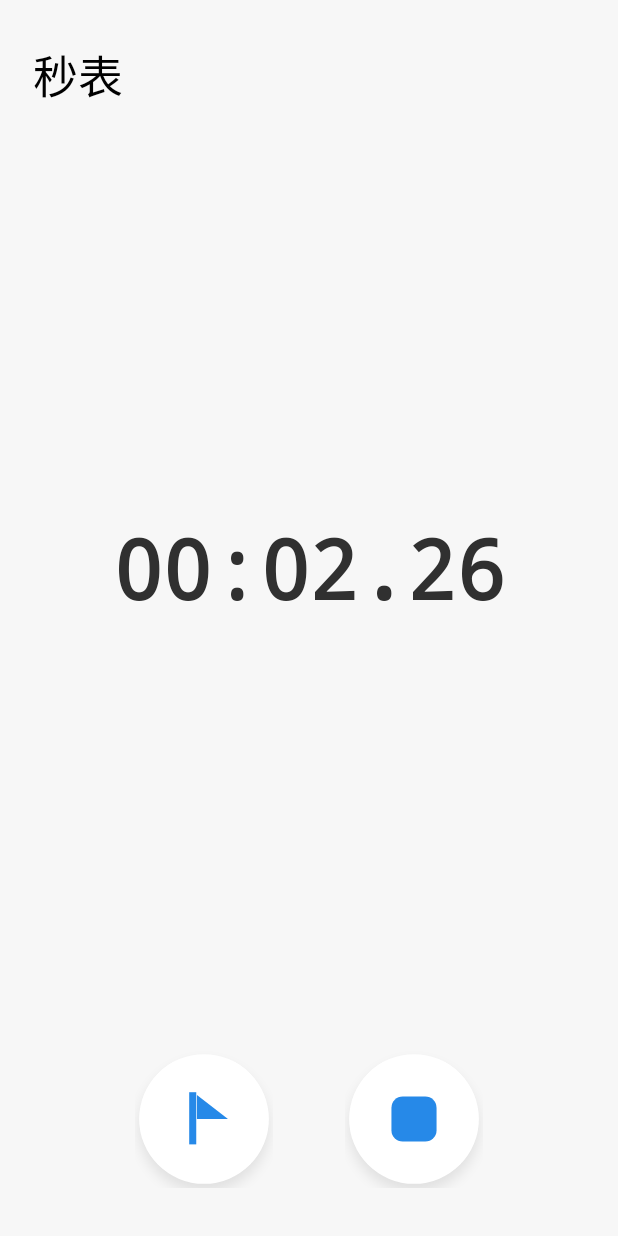
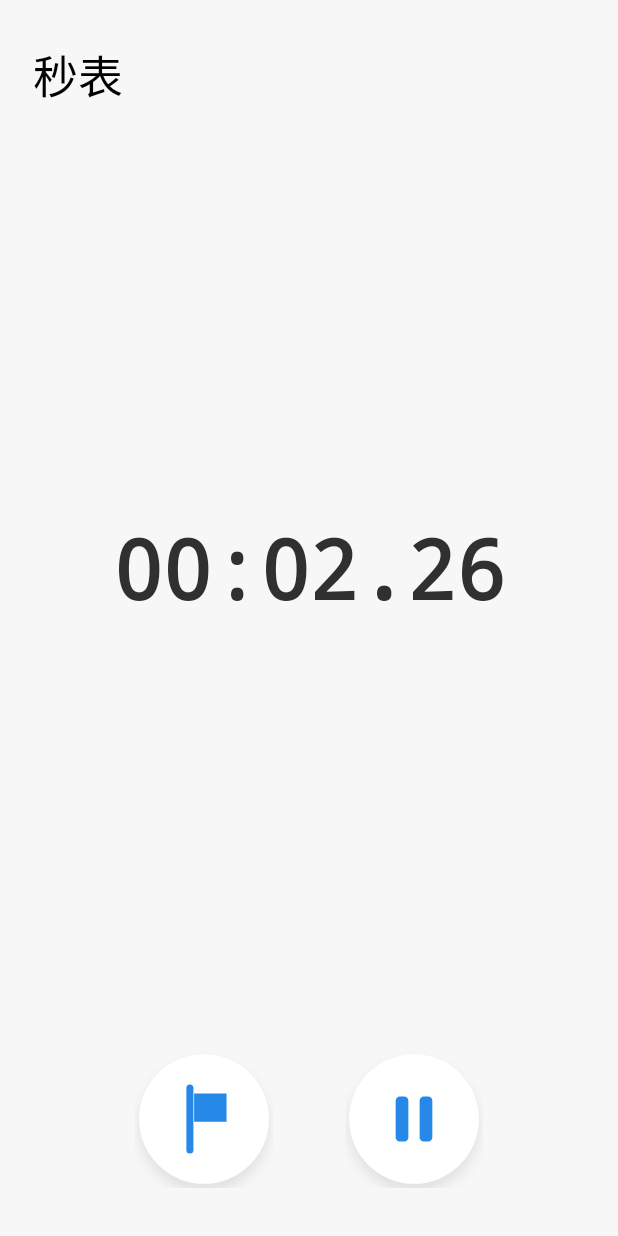
Before and after one commit to twodog168-debug/miaobiao, an Android app: the screen it shows after launch (MainActivity), after a tap on "开始", on a phone screen of 412 x 824 dp. Run offline under Robolectric (Android 15) with nearby library versions, the phone set to English and light mode, and no system bars.

Commit message:
Update MainActivity.kt

```diff
--- a/app/src/main/java/com/example/stopwatch/MainActivity.kt
+++ b/app/src/main/java/com/example/stopwatch/MainActivity.kt
@@ -25,7 +25,8 @@ class MainActivity : Activity() {
     private val blue = Color.rgb(38, 137, 232)
     private val dark = Color.rgb(48, 48, 48)
 
-    enum class Icon { PLAY, STOP, LAP, RESET }
+    // ✅ 修改枚举：移除 RESET，加上 PAUSE
+    enum class Icon { PLAY, PAUSE, LAP, STOP }
 
     private lateinit var timeText: TextView
     private lateinit var lapContainer: LinearLayout
@@ -40,7 +41,6 @@ class MainActivity : Activity() {
     private var lapNumber = 0
     private val laps = mutableListOf<Pair<Int, Long>>()
 
-    // 设置最大限制：60分钟 (60 * 60 * 1000 毫秒)
     private val MAX_DURATION = 3_600_000L
 
     private val ticker = object : Runnable {
@@ -146,25 +146,27 @@ class MainActivity : Activity() {
 
     private fun onLeftAction() {
         if (running) {
+            // 运行中：左侧触发计次
             val now = currentElapsed()
             lapNumber++
             laps.add(0, lapNumber to (now - lastLapElapsed))
             lastLapElapsed = now
             renderLaps()
         } else if (elapsedBeforeStart > 0L) {
+            // 暂停中：左侧触发停止重置
             resetStopwatch()
         }
     }
 
     private fun onRightAction() {
         if (running) {
+            // 运行中：右侧触发暂停
             elapsedBeforeStart = currentElapsed()
             running = false
             handler.removeCallbacks(ticker)
         } else {
-            if (elapsedBeforeStart >= MAX_DURATION) {
-                return
-            }
+            // 未开始/暂停中：右侧触发开始或继续
+            if (elapsedBeforeStart >= MAX_DURATION) return
             startRealtime = SystemClock.elapsedRealtime() - elapsedBeforeStart
             running = true
             handler.removeCallbacks(ticker)
@@ -213,18 +215,21 @@ class MainActivity : Activity() {
 
     private fun renderButtons() {
         if (running) {
+            // 图2：运行中 -> 左计次，右暂停（竖杠）
             leftButton.icon = Icon.LAP
             leftButton.contentDescription = "计次"
-            rightButton.icon = Icon.STOP
-            rightButton.contentDescription = "停止"
+            rightButton.icon = Icon.PAUSE
+            rightButton.contentDescription = "暂停"
             leftButton.visibility = View.VISIBLE
         } else if (elapsedBeforeStart > 0L) {
-            leftButton.icon = Icon.RESET
-            leftButton.contentDescription = "重置"
+            // 图3：暂停中 -> 左停止（方块），右播放（继续）
+            leftButton.icon = Icon.STOP
+            leftButton.contentDescription = "停止"
             rightButton.icon = Icon.PLAY
             rightButton.contentDescription = "继续"
             leftButton.visibility = View.VISIBLE
         } else {
+            // 图1：未开始 -> 只有播放
             leftButton.visibility = View.GONE
             rightButton.icon = Icon.PLAY
             rightButton.contentDescription = "开始"
@@ -303,37 +308,42 @@ class MainActivity : Activity() {
             canvas.save()
             canvas.translate(cx, cy)
             canvas.scale(scale, scale)
+
             when (icon) {
                 Icon.PLAY -> {
+                    // 播放：向右的三角形
                     val p = Path().apply {
                         moveTo(-10f, -17f); lineTo(18f, 0f); lineTo(-10f, 17f); close()
                     }
                     canvas.drawPath(p, paint)
                 }
+                Icon.PAUSE -> {
+                    // ✅ 暂停：两条竖杠（圆角矩形）
+                    val r1 = RectF(-13f, -16f, -4f, 16f)
+                    canvas.drawRoundRect(r1, 3f, 3f, paint)
+                    val r2 = RectF(4f, -16f, 13f, 16f)
+                    canvas.drawRoundRect(r2, 3f, 3f, paint)
+                }
                 Icon.STOP -> {
-                    // ✅ 圆角实心方块，对应运行时的“停止”按钮
-                    val rect = RectF(-16f, -16f, 16f, 16f)
+                    // ✅ 停止：圆角实心方块（放在左侧用于归零重置）
+                    val rect = RectF(-15f, -15f, 15f, 15f)
                     canvas.drawRoundRect(rect, 8f, 8f, paint)
                 }
                 Icon.LAP -> {
+                    // 计次：竖线+直角三角形旗帜
                     paint.style = Paint.Style.STROKE
                     paint.strokeWidth = 5f
-                    canvas.drawLine(-8f, -19f, -8f, 18f, paint)
+                    paint.strokeCap = Paint.Cap.ROUND
+                    canvas.drawLine(-10f, -22f, -10f, 22f, paint) // 旗杆
+
                     paint.style = Paint.Style.FILL
+                    paint.strokeCap = Paint.Cap.BUTT
                     val p = Path().apply {
-                        moveTo(-5f, -17f); lineTo(17f, 0f); lineTo(-5f, 0f); close()
-                    }
-                    canvas.drawPath(p, paint)
-                }
-                Icon.RESET -> {
-                    // ✅ 完美还原第一版的经典圆弧重置图标
-                    paint.style = Paint.Style.STROKE
-                    paint.strokeWidth = 5f
-                    val oval = RectF(-14f, -14f, 14f, 14f)
-                    canvas.drawArc(oval, -55f, 285f, false, paint)
-                    paint.style = Paint.Style.FILL
-                    val p = Path().apply {
-                        moveTo(8f, -20f); lineTo(19f, -17f); lineTo(11f, -8f); close()
+                        moveTo(-7f, -18f)
+                        lineTo(16f, -18f)
+                        lineTo(16f, 2f)
+                        lineTo(-7f, 2f)
+                        close()
                     }
                     canvas.drawPath(p, paint)
                 }
```
